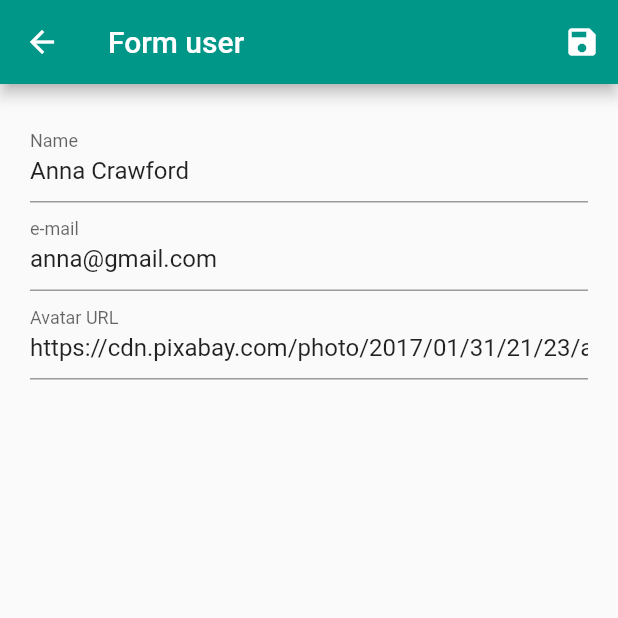
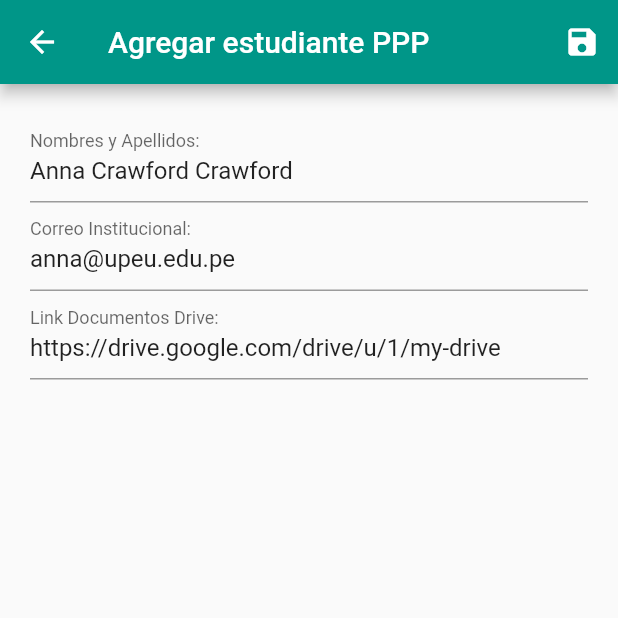
Before and after one commit to GabrielMCC2020/estudiante_ppp, a Flutter app: the screen it shows after launch, after a tap on the "edit" icon, on a phone screen of 412 x 824 dp, the top half of it. Run offline on Flutter 3.47's test engine with Material 2 defaults, Android fonts, the phone set to English and light mode, and no system bars; network calls fail.

Commit message:
Actualizacion 2

```diff
--- a/lib/components/UserTile.dart
+++ b/lib/components/UserTile.dart
@@ -37,8 +37,8 @@ class UserTile extends StatelessWidget {
                 showDialog(
                   context: context,
                   builder: (ctx) => AlertDialog(
-                    title: Text('Confirm delete'),
-                    content: Text('Are you sure?'),
+                    title: Text('Eliminar'),
+                    content: Text('Estas seguro?'),
                     actions: <Widget>[
                       TextButton(
                         onPressed: (){
@@ -50,7 +50,7 @@ class UserTile extends StatelessWidget {
                         onPressed: (){
                           Navigator.of(context).pop(true);
                         },
-                        child: Text('Yes'),
+                        child: Text('Si'),
                       ),
                     ],
                   ),
--- a/lib/data/dummy_users.dart
+++ b/lib/data/dummy_users.dart
@@ -3,32 +3,62 @@ import 'package:user_list/models/User.dart';
 const DUMMY_USERS = {
   '1': const User(
       id: '1',
-      name: 'Anna Crawford',
-      email: 'anna@gmail.com',
+      name: 'Anna Crawford Crawford',
+      email: 'anna@upeu.edu.pe',
       avatarUrl:
-          'https://cdn.pixabay.com/photo/2017/01/31/21/23/avatar-2027367_1280.png'),
+          'https://drive.google.com/drive/u/1/my-drive'),
   '2': const User(
       id: '2',
-      name: 'John Lock',
-      email: 'john@uol.com',
+      name: 'John Lock Lock',
+      email: 'john@upeu.edu.pe',
       avatarUrl:
-          'https://cdn.pixabay.com/photo/2018/08/28/12/41/avatar-3637425_1280.png'),
+          'https://drive.google.com/drive/u/1/my-drive'),
   '3': const User(
       id: '3',
-      name: 'Mary Stewart',
-      email: 'anna@gmail.com',
+      name: 'Mary Stewart Stewart',
+      email: 'anna@upeu.edu.pe',
       avatarUrl:
-          'https://cdn.pixabay.com/photo/2017/01/31/19/07/avatar-2026510_1280.png'),
+          'https://drive.google.com/drive/u/1/my-drive'),
   '4': const User(
       id: '4',
-      name: 'Newton Wayne',
-      email: 'john@uol.com',
+      name: 'Newton Wayne Wayne',
+      email: 'john@upeu.edu.pe',
       avatarUrl:
-          'https://cdn.pixabay.com/photo/2016/11/01/21/11/avatar-1789663_1280.png'),
+          'https://drive.google.com/drive/u/1/my-drive'),
   '5': const User(
       id: '5',
+      name: 'Morgan Stanley Stanley',
+      email: 'anna@upeu.edu.pe',
+      avatarUrl:
+          'https://drive.google.com/drive/u/1/my-drive'),
+  '6': const User(
+      id: '5',
+      name: 'Morgan Stanley Stanley',
+      email: 'anna@upeu.edu.pe',
+      avatarUrl:
+          'https://drive.google.com/drive/u/1/my-drive'),
+  '7': const User(
+      id: '5',
+      name: 'Morgan Stanley Stanley',
+      email: 'anna@upeu.edu.pe',
+      avatarUrl:
+          'https://drive.google.com/drive/u/1/my-drive'),
+  '8': const User(
+      id: '5',
+      name: 'Morgan Stanley Stanley',
+      email: 'anna@upeu.edu.pe',
+      avatarUrl:
+          'https://drive.google.com/drive/u/1/my-drive'),
+  '9': const User(
+      id: '5',
+      name: 'Morgan Stanley Stanley',
+      email: 'anna@upeu.edu.pe',
+      avatarUrl:
+          'https://drive.google.com/drive/u/1/my-drive'),
+  '10': const User(
+      id: '5',
       name: 'Morgan Stanley',
-      email: 'anna@gmail.com',
+      email: 'anna@upeu.edu.pe',
       avatarUrl:
-          'https://cdn.pixabay.com/photo/2016/11/18/23/38/child-1837375_1280.png'),
+          'https://drive.google.com/drive/u/1/my-drive'),
 };
--- a/lib/views/User-Form.dart
+++ b/lib/views/User-Form.dart
@@ -40,7 +40,7 @@ class _UserFormState extends State<UserForm> {
 
     return Scaffold(
       appBar: AppBar(
-        title: Text("Form user"),
+        title: Text("Agregar estudiante PPP"),
         actions: <Widget>[
           IconButton(
             icon: Icon(Icons.save),
@@ -79,17 +79,17 @@ class _UserFormState extends State<UserForm> {
                   }
                 },
                 onSaved: (value) => _formData['name'] = value,
-                decoration: InputDecoration(labelText: 'Name'),
+                decoration: InputDecoration(labelText: 'Nombres y Apellidos: '),
               ),
               TextFormField(
                 initialValue: _formData['email'],
                 onSaved: (value) => _formData['email'] = value,
-                decoration: InputDecoration(labelText: 'e-mail'),
+                decoration: InputDecoration(labelText: 'Correo Institucional: '),
               ),
               TextFormField(
                 initialValue: _formData['avatarUrl'],
                 onSaved: (value) => _formData['avatarUrl'] = value,
-                decoration: InputDecoration(labelText: 'Avatar URL'),
+                decoration: InputDecoration(labelText: 'Link Documentos Drive: '),
               ),
             ],
           )
--- a/lib/views/UserList.dart
+++ b/lib/views/UserList.dart
@@ -12,7 +12,7 @@ class UserList extends StatelessWidget {
 
     return Scaffold(
       appBar: AppBar(
-        title: Text('User list management'),
+        title: Text('Lista de Estudiantes PPP'),
         actions: <Widget>[
           IconButton(icon: Icon(Icons.add),
           onPressed: () {
```
